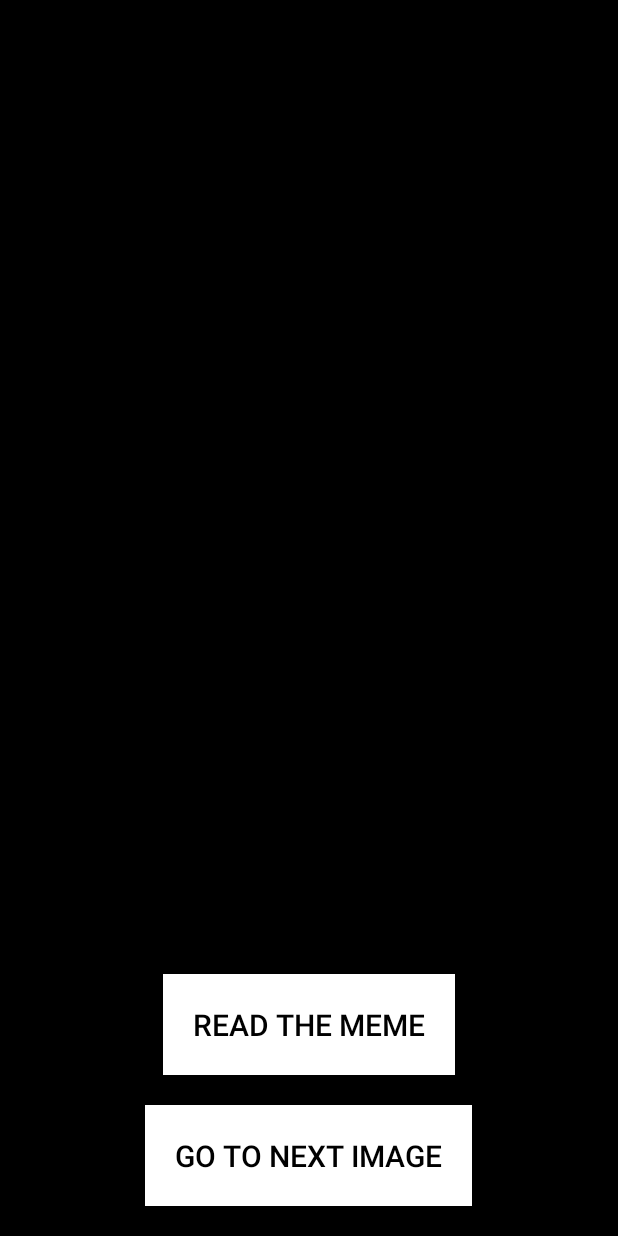
After one commit to codecomp2019/1791, an Android app: the layout next.xml on its own in the app's theme, with its tools: preview values and no code run, on a phone screen of 412 x 824 dp. The commit adds this screen. Run offline under Robolectric (Android 15) with nearby library versions, the phone set to English and light mode, and no system bars.

Commit message:
UI Layout Created

```diff
--- a/app/src/main/java/com/canthackthis/memewhisperer/MainActivity.java
+++ b/app/src/main/java/com/canthackthis/memewhisperer/MainActivity.java
@@ -8,6 +8,6 @@ public class MainActivity extends AppCompatActivity {
     @Override
     protected void onCreate(Bundle savedInstanceState) {
         super.onCreate(savedInstanceState);
-        setContentView(R.layout.activity_main);
+        setContentView(R.layout.image_area);
     }
 }
--- /dev/null
+++ b/app/src/main/res/layout/next.xml
@@ -0,0 +1,34 @@
+<?xml version="1.0" encoding="utf-8"?>
+<RelativeLayout
+    xmlns:android="http://schemas.android.com/apk/res/android"
+    android:layout_width="match_parent"
+    android:layout_height="match_parent"
+    android:background="#000">
+
+    <!--Button to go to the next image-->
+    <Button
+        android:id="@+id/next"
+        android:layout_width="wrap_content"
+        android:layout_height="wrap_content"
+        android:text="Read the Meme"
+        android:textSize="20dp"
+        android:textColor="#000"
+        android:background="#fff"
+        android:layout_above="@id/read"
+        android:layout_centerHorizontal="true"
+        android:padding="20dp"/>
+
+    <!--Button to Read-->
+    <Button
+        android:id="@+id/read"
+        android:layout_width="wrap_content"
+        android:layout_height="wrap_content"
+        android:text="Go to Next Image"
+        android:textSize="20dp"
+        android:padding="20dp"
+        android:layout_alignParentBottom="true"
+        android:layout_centerHorizontal="true"
+        android:textColor="#000"
+        android:background="#fff"
+        android:layout_margin="20dp"/>
+</RelativeLayout>
```
Also changed, not shown: app/src/main/res/layout/activity_main.xml (deleted, +0 -18 lines), app/src/main/res/layout/image_area.xml (added, +24 -0 lines), app/src/main/res/layout/start_buttons.xml (added, +22 -0 lines).
